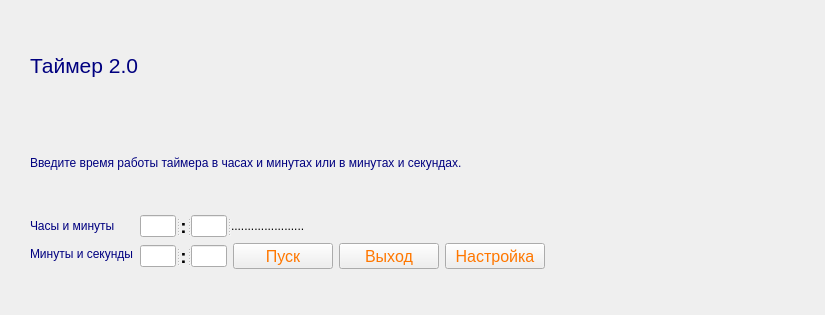
Qt form timer_2.ui (LeonidBolshakov/Timer2) before a commit.
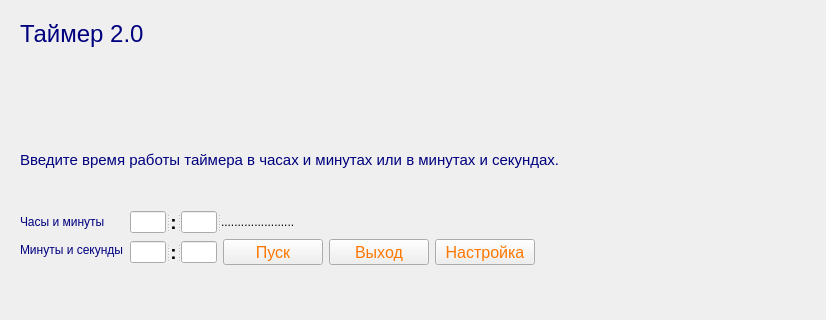
The same form after that commit. Icons and pictures are not drawn.

```diff
--- a/timer_2.ui
+++ b/timer_2.ui
@@ -6,8 +6,8 @@
    <rect>
     <x>0</x>
     <y>0</y>
-    <width>761</width>
-    <height>315</height>
+    <width>765</width>
+    <height>320</height>
    </rect>
   </property>
   <property name="windowTitle">
@@ -16,12 +16,20 @@
   <widget class="QWidget" name="centralwidget">
    <layout class="QVBoxLayout" name="verticalLayout">
     <property name="leftMargin">
-     <number>30</number>
+     <number>20</number>
     </property>
     <property name="topMargin">
      <number>20</number>
     </property>
+    <property name="rightMargin">
+     <number>20</number>
+    </property>
+    <property name="bottomMargin">
+     <number>20</number>
+    </property>
     <item>
+     <layout class="QFormLayout" name="formLayout_2">
+      <item row="0" column="0">
      <widget class="QLabel" name="label">
       <property name="palette">
        <palette>
@@ -89,13 +97,40 @@
       </property>
       <property name="font">
        <font>
-        <pointsize>16</pointsize>
+          <pointsize>18</pointsize>
        </font>
       </property>
       <property name="text">
-       <string>Таймер 2.0</string>
-      </property>
-     </widget>
+         <string>Таймер 2.0             </string>
+        </property>
+       </widget>
+      </item>
+      <item row="0" column="1">
+       <widget class="QLabel" name="label_7">
+        <property name="sizePolicy">
+         <sizepolicy hsizetype="Fixed" vsizetype="Fixed">
+          <horstretch>0</horstretch>
+          <verstretch>0</verstretch>
+         </sizepolicy>
+        </property>
+        <property name="maximumSize">
+         <size>
+          <width>200</width>
+          <height>200</height>
+         </size>
+        </property>
+        <property name="text">
+         <string/>
+        </property>
+        <property name="pixmap">
+         <pixmap>images/2250.jpg</pixmap>
+        </property>
+        <property name="scaledContents">
+         <bool>true</bool>
+        </property>
+       </widget>
+      </item>
+     </layout>
     </item>
     <item>
      <widget class="QLabel" name="label_2">
@@ -169,6 +204,11 @@
         </disabled>
        </palette>
       </property>
+      <property name="font">
+       <font>
+        <pointsize>11</pointsize>
+       </font>
+      </property>
       <property name="text">
        <string>Введите время работы таймера в часах и минутах или в минутах и секундах.</string>
       </property>
```
Left out of the diff: 4 changed lines with no effect on the pictures. Lines whose indentation alone changed are shown as unchanged.
